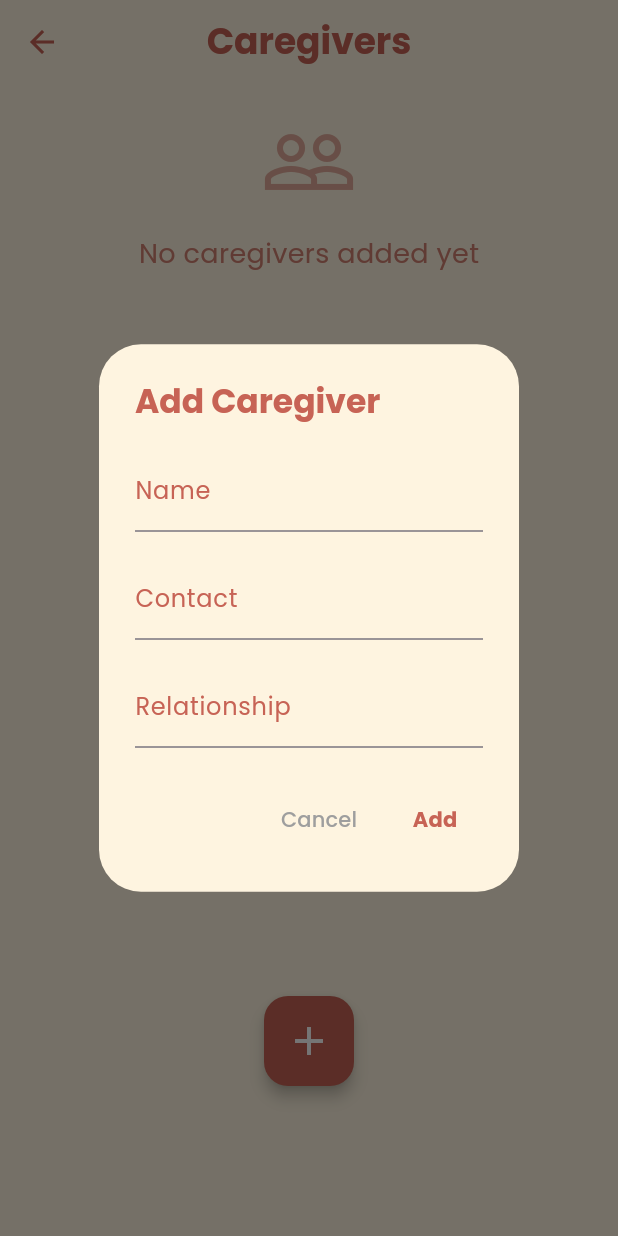
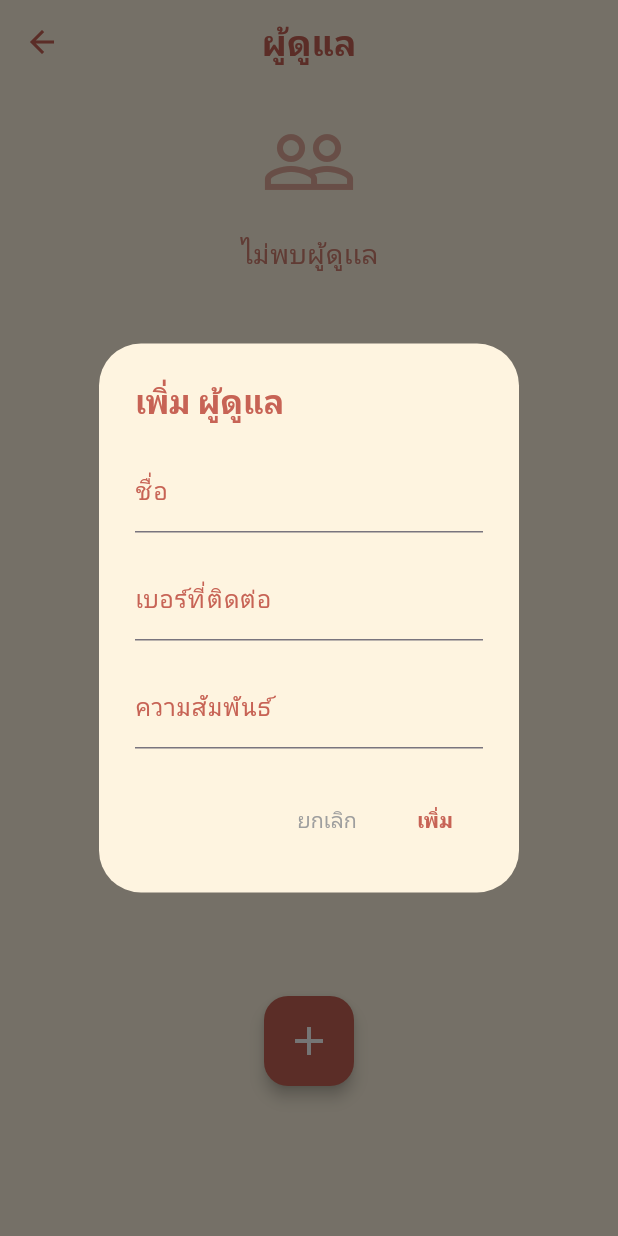
Before and after one commit to Nuttapat04/TagtimeMedicare, a Flutter app: the CaregiverPage screen opened by its route, after a tap on the "add" icon, on a phone screen of 412 x 824 dp. Run offline on Flutter 3.47's test engine with Material 3 defaults, Android fonts, the phone set to English and light mode, and no system bars; our stand-ins replace cloud_firestore, connectivity_plus, firebase_auth, firebase_core, firebase_messaging, firebase_storage and 13 more; missing offline and left inert: month_year_picker; accounts and stored records are empty.

Commit message:
ภาษาไทย

```diff
--- a/lib/screens/Caregiver_screen.dart
+++ b/lib/screens/Caregiver_screen.dart
@@ -100,7 +100,7 @@ class _CaregiverPageState extends State<CaregiverPage> {
       backgroundColor: const Color(0xFFFEF4E0),
       appBar: AppBar(
         title: const Text(
-          'Caregivers',
+          'ผู้ดูแล',
           style: TextStyle(
             color: Color(0xFFC76355),
             fontSize: 24,
@@ -129,7 +129,7 @@ class _CaregiverPageState extends State<CaregiverPage> {
                       ),
                       const SizedBox(height: 16),
                       Text(
-                        'No caregivers added yet',
+                        'ไม่พบผู้ดูเเล',
                         style: TextStyle(
                           fontSize: 18,
                           color: Color(0xFFC76355).withOpacity(0.8),
@@ -272,7 +272,7 @@ class _CaregiverPageState extends State<CaregiverPage> {
         return AlertDialog(
           backgroundColor: const Color(0xFFFEF4E0),
           title: const Text(
-            'Add Caregiver',
+            'เพิ่ม ผู้ดูแล',
             style: TextStyle(
               color: Color(0xFFC76355),
               fontSize: 22,
@@ -286,7 +286,7 @@ class _CaregiverPageState extends State<CaregiverPage> {
                 TextField(
                   controller: nameController,
                   decoration: const InputDecoration(
-                    labelText: 'Name',
+                    labelText: 'ชื่อ',
                     labelStyle: TextStyle(color: Color(0xFFC76355)),
                     focusedBorder: UnderlineInputBorder(
                       borderSide: BorderSide(color: Color(0xFFC76355)),
@@ -297,7 +297,7 @@ class _CaregiverPageState extends State<CaregiverPage> {
                 TextField(
                   controller: contactController,
                   decoration: const InputDecoration(
-                    labelText: 'Contact',
+                    labelText: 'เบอร์ที่ติดต่อ',
                     labelStyle: TextStyle(color: Color(0xFFC76355)),
                     focusedBorder: UnderlineInputBorder(
                       borderSide: BorderSide(color: Color(0xFFC76355)),
@@ -308,7 +308,7 @@ class _CaregiverPageState extends State<CaregiverPage> {
                 TextField(
                   controller: relationshipController,
                   decoration: const InputDecoration(
-                    labelText: 'Relationship',
+                    labelText: 'ความสัมพันธ์',
                     labelStyle: TextStyle(color: Color(0xFFC76355)),
                     focusedBorder: UnderlineInputBorder(
                       borderSide: BorderSide(color: Color(0xFFC76355)),
@@ -322,7 +322,7 @@ class _CaregiverPageState extends State<CaregiverPage> {
             TextButton(
               onPressed: () => Navigator.pop(context),
               child: const Text(
-                'Cancel',
+                'ยกเลิก',
                 style: TextStyle(color: Colors.grey),
               ),
             ),
@@ -347,7 +347,7 @@ class _CaregiverPageState extends State<CaregiverPage> {
                 }
               },
               child: const Text(
-                'Add',
+                'เพิ่ม',
                 style: TextStyle(
                   color: Color(0xFFC76355),
                   fontWeight: FontWeight.bold,
@@ -372,7 +372,7 @@ class _CaregiverPageState extends State<CaregiverPage> {
         return AlertDialog(
           backgroundColor: const Color(0xFFFEF4E0),
           title: const Text(
-            'Edit Caregiver',
+            'เเก้ไข ผู้ดูเเล',
             style: TextStyle(
               color: Color(0xFFC76355),
               fontSize: 22,
@@ -386,7 +386,7 @@ class _CaregiverPageState extends State<CaregiverPage> {
                 TextField(
                   controller: nameController,
                   decoration: const InputDecoration(
-                    labelText: 'Name',
+                    labelText: 'ชื่อ',
                     labelStyle: TextStyle(color: Color(0xFFC76355)),
                     focusedBorder: UnderlineInputBorder(
                       borderSide: BorderSide(color: Color(0xFFC76355)),
@@ -397,7 +397,7 @@ class _CaregiverPageState extends State<CaregiverPage> {
                 TextField(
                   controller: contactController,
                   decoration: const InputDecoration(
-                    labelText: 'Contact',
+                    labelText: 'เบอร์ที่ติดต่อ',
                     labelStyle: TextStyle(color: Color(0xFFC76355)),
                     focusedBorder: UnderlineInputBorder(
                       borderSide: BorderSide(color: Color(0xFFC76355)),
@@ -408,7 +408,7 @@ class _CaregiverPageState extends State<CaregiverPage> {
                 TextField(
                   controller: relationshipController,
                   decoration: const InputDecoration(
-                    labelText: 'Relationship',
+                    labelText: 'ความสัมพันธ์',
                     labelStyle: TextStyle(color: Color(0xFFC76355)),
                     focusedBorder: UnderlineInputBorder(
                       borderSide: BorderSide(color: Color(0xFFC76355)),
@@ -422,7 +422,7 @@ class _CaregiverPageState extends State<CaregiverPage> {
             TextButton(
               onPressed: () => Navigator.pop(context),
               child: const Text(
-                'Cancel',
+                'ยกเลิก',
                 style: TextStyle(color: Colors.grey),
               ),
             ),
@@ -448,7 +448,7 @@ class _CaregiverPageState extends State<CaregiverPage> {
                 }
               },
               child: const Text(
-                'Save',
+                'เเก้ไข',
                 style: TextStyle(
                   color: Color(0xFFC76355),
                   fontWeight: FontWeight.bold,
@@ -469,7 +469,7 @@ class _CaregiverPageState extends State<CaregiverPage> {
         return AlertDialog(
           backgroundColor: const Color(0xFFFEF4E0),
           title: const Text(
-            'Delete Caregiver',
+            'ลบ ผู้ดูเเล',
             style: TextStyle(
               color: Color(0xFFC76355),
               fontSize: 22,
@@ -477,14 +477,14 @@ class _CaregiverPageState extends State<CaregiverPage> {
             ),
           ),
           content: const Text(
-            'Are you sure you want to delete this caregiver?',
+            'ต้องการที่จะลบผู้ดูเเลคนนี้หรือไม่?',
             style: TextStyle(color: Colors.grey),
           ),
           actions: [
             TextButton(
               onPressed: () => Navigator.pop(context),
               child: const Text(
-                'Cancel',
+                'ยกเลิก',
                 style: TextStyle(color: Colors.grey),
               ),
             ),
@@ -494,7 +494,7 @@ class _CaregiverPageState extends State<CaregiverPage> {
                 Navigator.pop(context);
               },
               child: const Text(
-                'Delete',
+                'ลบ',
                 style: TextStyle(
                   color: Colors.red,
                   fontWeight: FontWeight.bold,
--- a/lib/screens/assign_page.dart
+++ b/lib/screens/assign_page.dart
@@ -45,7 +45,7 @@ class AssignPage extends StatelessWidget {
           ),
           const SizedBox(height: 50),
           const Text(
-            'Select',
+            'โปรดเลือก',
             style: TextStyle(
               fontSize: 36,
               fontWeight: FontWeight.bold,
@@ -78,7 +78,7 @@ class AssignPage extends StatelessWidget {
                         horizontal: 50, vertical: 15),
                   ),
                   child: const Text(
-                    'BY PHARMACIST',
+                    'โดย เภสัชกร',
                     style: TextStyle(
                       fontSize: 18,
                       color: Colors.white,
@@ -105,7 +105,7 @@ class AssignPage extends StatelessWidget {
                         horizontal: 60, vertical: 15),
                   ),
                   child: const Text(
-                    'BY CAREGIVER',
+                    'โดย ผู้ดูแล',
                     style: TextStyle(
                       fontSize: 18,
                       color: Colors.white,
--- a/lib/screens/profile_page.dart
+++ b/lib/screens/profile_page.dart
@@ -243,25 +243,25 @@ Future<void> _changeProfileImage() async {
                       children: [
                         buildMenuTile(
                           icon: Icons.settings,
-                          title: 'Edit Information',
+                          title: 'เเก้ไขข้อมูล',
                           onTap: () => Navigator.pushNamed(context, '/edit-information'),
                         ),
                         const Divider(height: 1),
                         buildMenuTile(
                           icon: Icons.support_agent,
-                          title: 'Customer Support',
+                          title: 'ฝ่ายสนับสนุนลูกค้า',
                           onTap: () => Navigator.pushNamed(context, '/customer-support'),
                         ),
                         const Divider(height: 1),
                         buildMenuTile(
                           icon: Icons.accessibility_new,
-                          title: 'Caregiver',
+                          title: 'ผู้ดูแล',
                           onTap: () => Navigator.pushNamed(context, '/caregiver'),
                         ),
                         const Divider(height: 1),
                         buildMenuTile(
                           icon: Icons.logout,
-                          title: 'Logout',
+                          title: 'ออกจากระบบ',
                           onTap: () => showLogoutConfirmation(context),
                         ),
                       ],
--- a/lib/screens/selectcaregiver_page.dart
+++ b/lib/screens/selectcaregiver_page.dart
@@ -59,7 +59,7 @@ class _SelectCaregiverPageState extends State<SelectCaregiverPage> {
       backgroundColor: const Color(0xFFFEF4E0),
       appBar: AppBar(
         title: const Text(
-          'Select Caregiver',
+          'เลือกผู้ดูเเล',
           style: TextStyle(
             color: Color(0xFFC76355),
             fontSize: 24,
```
Also changed, not shown: lib/screens/RFID_screen.dart (+6 -6 lines), lib/screens/assign/assign_medicine_page.dart (+7 -7 lines), lib/screens/assign/assignrfid_page.dart (+6 -6 lines), lib/screens/custom_navbar.dart (+4 -4 lines), lib/screens/history_page.dart (+7 -7 lines), lib/screens/summary_page.dart (+22 -22 lines).
